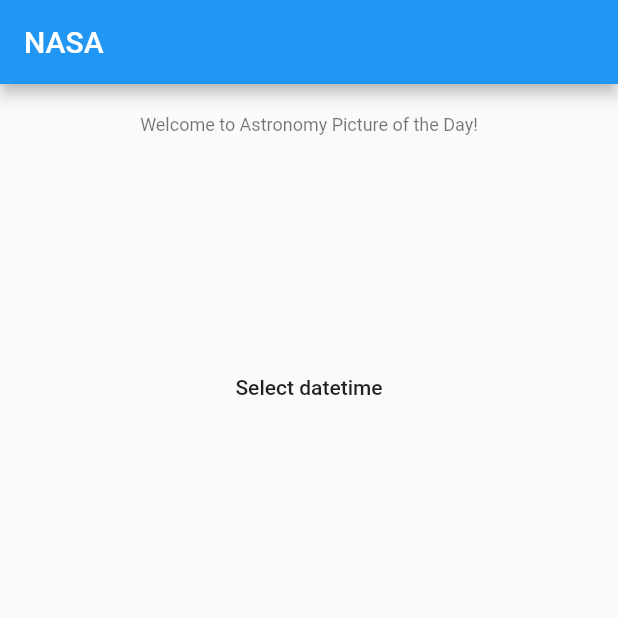
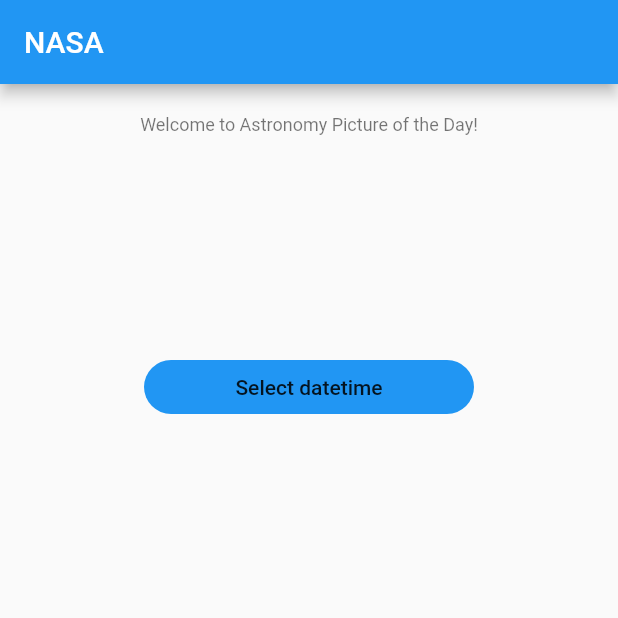
Before and after one commit to jsantosjesus/nasa_clean_architecture_with_flutter, a Flutter app: the screen it shows after launch, on a phone screen of 412 x 824 dp, the top half of it. Run offline on Flutter 3.47's test engine with Material 2 defaults, Android fonts, the phone set to English and light mode, and no system bars; our stand-ins replace dartz, equatable, flutter_modular, flutter_triple, shimmer, youtube_player_iframe.

Commit message:
presenter

```diff
--- a/lib/features/presenter/widgets/round_button.dart
+++ b/lib/features/presenter/widgets/round_button.dart
@@ -17,7 +17,7 @@ class RoundButton extends StatelessWidget {
         padding: const EdgeInsets.symmetric(vertical: 10.0, horizontal: 30),
         decoration: BoxDecoration(
           borderRadius: BorderRadius.circular(18),
-          color: Theme.of(context).canvasColor,
+          color: Colors.blue,
         ),
         child: Text(
           label,
```
Also changed, not shown: 1 other file.
